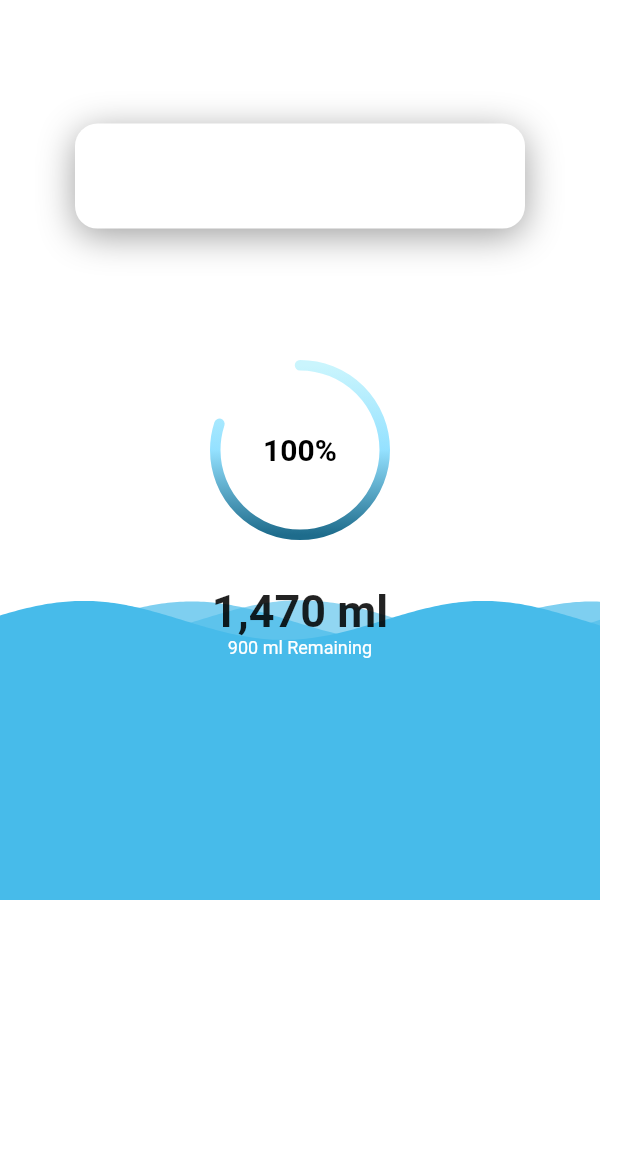
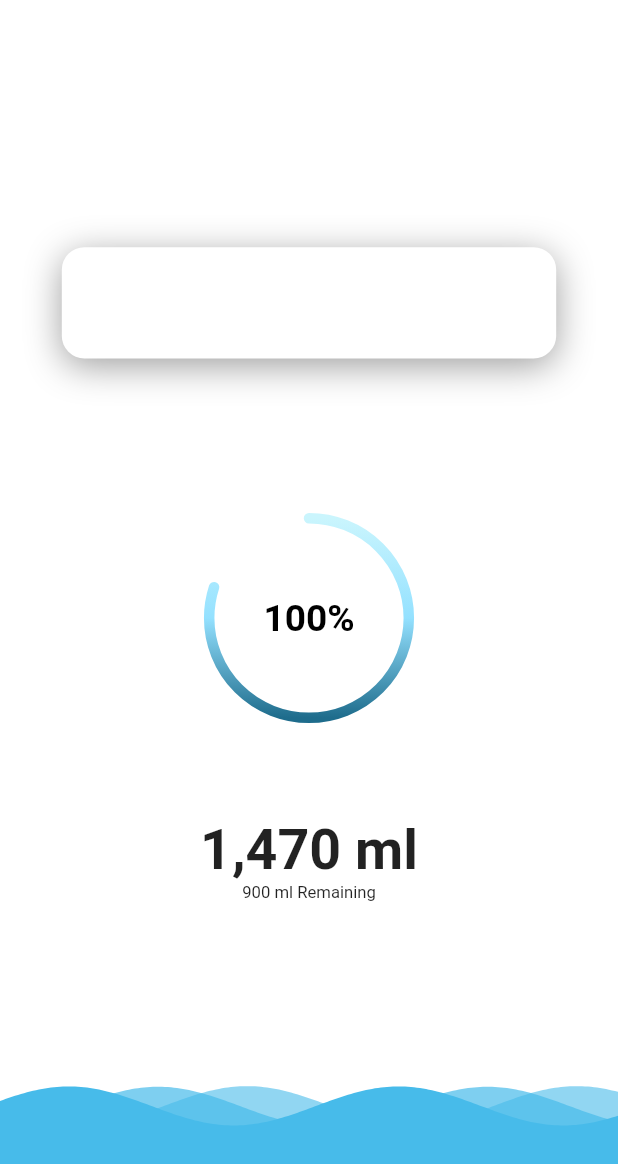
Before and after one commit to Cevop-s/WaterTime, a Flutter app: the screen it shows after launch, on a phone screen of 412 x 824 dp. Shown: the top 1164 px of the screen. Run offline on Flutter 3.47's test engine with Material 2 defaults, Android fonts, the phone set to English and light mode, and no system bars; drawn by our look-alikes of percent_indicator, wave; our stand-ins replace flutter_local_notifications, google_fonts, google_mobile_ads; network calls fail.

Commit message:
made home page semi responsive and picker the favorite orientation for the device

```diff
--- a/lib/Screens/HomePage.dart
+++ b/lib/Screens/HomePage.dart
@@ -49,20 +49,22 @@ class _HomePageState extends State<HomePage> {
     super.dispose();
   }
 
-  double waterLevel = 200;
+  double waterLevel = 100;
   @override
   Widget build(BuildContext context) {
+    var mediaQuery = MediaQuery.of(context);
     return Scaffold(
       backgroundColor: Colors.white,
-      body: Container(
-        height: 600,
-        width: 400,
+      body: SafeArea(
+        child: Container(
+          height: mediaQuery.size.height,
+          width: mediaQuery.size.width,
           child: Stack(
             children: [
               Positioned(
                 bottom: 0,
                 child: Container(
-                width: 500,
+                  width: mediaQuery.size.width,
                   height: waterLevel,
                   color: Colors.white,
                   child: WaveWidget(
@@ -86,18 +88,17 @@ class _HomePageState extends State<HomePage> {
                     waveFrequency: 3, //number of curves in waves
                     backgroundColor: Colors.white, //background colors
                     size: Size(
-                    double.infinity,
-                    600,
+                      mediaQuery.size.width,
+                      mediaQuery.size.height,
                     ),
                   ),
                 ),
               ),
-            Positioned.fill(
-              bottom: 160,
-              child: Align(
-                alignment: Alignment.bottomCenter,
+              Positioned(
+                bottom: mediaQuery.size.height * .27,
+                right: 0,
+                left: 0,
                 child: Container(
-                  height: 50,
                   child: Column(
                     children: [
                       Text(
@@ -105,29 +106,31 @@ class _HomePageState extends State<HomePage> {
                         style: waterLevel >= 240
                             ? GoogleFonts.roboto(
                                 fontWeight: FontWeight.bold,
-                                fontSize: 30,
+                                fontSize: mediaQuery.size.width * .09,
                                 color: Colors.white,
                               )
                             : GoogleFonts.roboto(
-                                fontWeight: FontWeight.bold, fontSize: 30),
+                                fontWeight: FontWeight.bold,
+                                fontSize: mediaQuery.size.width * .09),
                       ),
                       Text(
                         "900 ml Remaining",
                         style: waterLevel > 180
                             ? GoogleFonts.roboto(
-                                fontSize: 12,
+                                fontSize: mediaQuery.size.width * .027,
                                 color: Colors.white,
                               )
-                            : GoogleFonts.roboto(fontSize: 12),
+                            : GoogleFonts.roboto(
+                                fontSize: mediaQuery.size.width * .027,
+                              ),
                       ),
                     ],
                   ),
                 ),
               ),
-            ),
               Positioned.fill(
                 child: CircularPercentIndicator(
-                radius: 60.0,
+                  radius: mediaQuery.size.width * .17,
                   lineWidth: 7.0,
                   backgroundColor: Colors.white,
                   rotateLinearGradient: true,
@@ -151,40 +154,20 @@ class _HomePageState extends State<HomePage> {
                     "100%",
                     style: new TextStyle(
                         fontWeight: FontWeight.bold,
-                      fontSize: 20.0,
+                        fontSize: mediaQuery.size.width * .06,
                         color: waterLevel >= 350 ? Colors.white : Colors.black),
                   ),
                   circularStrokeCap: CircularStrokeCap.round,
                 ),
               ),
               Positioned.fill(
-              top: MediaQuery.of(context).size.height * .1,
+                top: mediaQuery.size.height * .2,
                 child: Align(
                   alignment: Alignment.topCenter,
                   //dragtarget
-                child: Draggable<Widget>(
-                  childWhenDragging: Container(),
-                  feedback: Container(
-                    width: 300,
-                    height: 70,
-                    decoration: BoxDecoration(
-                      borderRadius: BorderRadius.circular(15),
-                      color: Colors.white,
-                      boxShadow: [
-                        BoxShadow(
-                          color: Colors.grey, //New
-                          blurRadius: 20.0,
-                          offset: Offset(0, 5),
-                        )
-                      ],
-                    ),
-                    child: Row(
-                      children: [],
-                    ),
-                  ),
                   child: Container(
-                    width: 300,
-                    height: 70,
+                    width: mediaQuery.size.width * .8,
+                    height: mediaQuery.size.height * 0.09,
                     decoration: BoxDecoration(
                       borderRadius: BorderRadius.circular(15),
                       color: Colors.white,
@@ -202,16 +185,21 @@ class _HomePageState extends State<HomePage> {
                   ),
                 ),
               ),
-            ),
               Positioned.fill(
-              top: 30,
+                top: mediaQuery.size.height * .03,
                 child: _isBannerAdReady
                     ? Align(
                         alignment: Alignment.topCenter,
                         child: Container(
-                        width: _bannerAd.size.width.toDouble(),
-                        height: _bannerAd.size.height.toDouble(),
-                        child: AdWidget(ad: _bannerAd),
+                          width: mediaQuery.size.width * .8,
+                          height: mediaQuery.size.height * 0.09,
+                          decoration: BoxDecoration(
+                            borderRadius: BorderRadius.circular(15),
+                            color: Colors.grey,
+                          ),
+                          child: AdWidget(
+                            ad: _bannerAd,
+                          ),
                         ),
                       )
                     : Container(),
@@ -219,6 +207,7 @@ class _HomePageState extends State<HomePage> {
             ],
           ),
         ),
+      ),
     );
   }
 }
--- a/lib/main.dart
+++ b/lib/main.dart
@@ -1,10 +1,17 @@
 import 'package:flutter/material.dart';
+import 'package:flutter/services.dart';
 import './Screens/HomePage.dart';
 
 void main() {
-  runApp(
-    MaterialApp(
-      home: HomePage(),
-    ),
-  );
+  WidgetsFlutterBinding.ensureInitialized();
+  SystemChrome.setPreferredOrientations([
+    DeviceOrientation.portraitUp,
+  ]).then((_) {
+    runApp(
+      MaterialApp(
+        debugShowCheckedModeBanner: false,
+        home: HomePage(),
+      ),
+    );
+  });
 }
```
Lines whose indentation alone changed are shown as unchanged.
